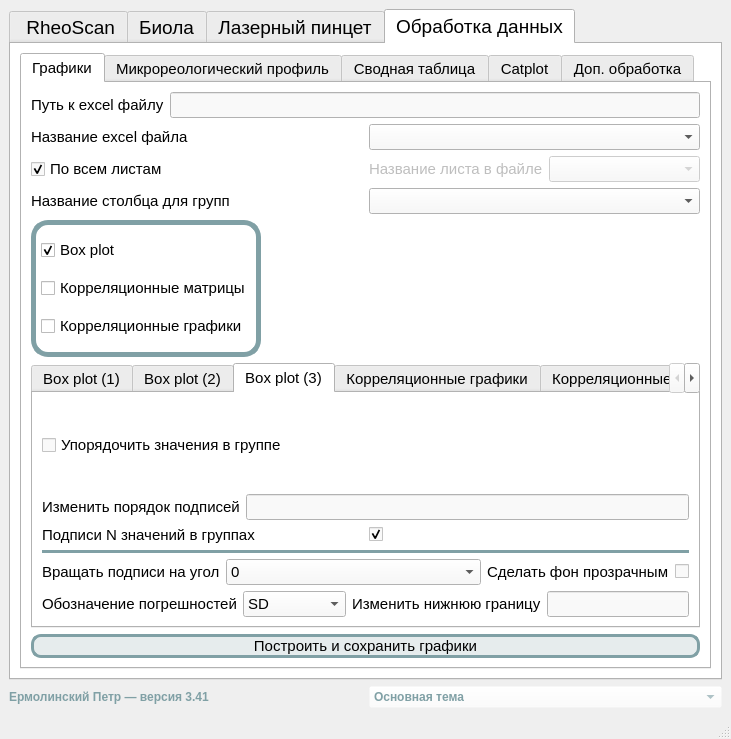
Old version of the form ui_main.ui in the repository Petr-Ermolinskiy/Laboratory-Data-Processing-App.
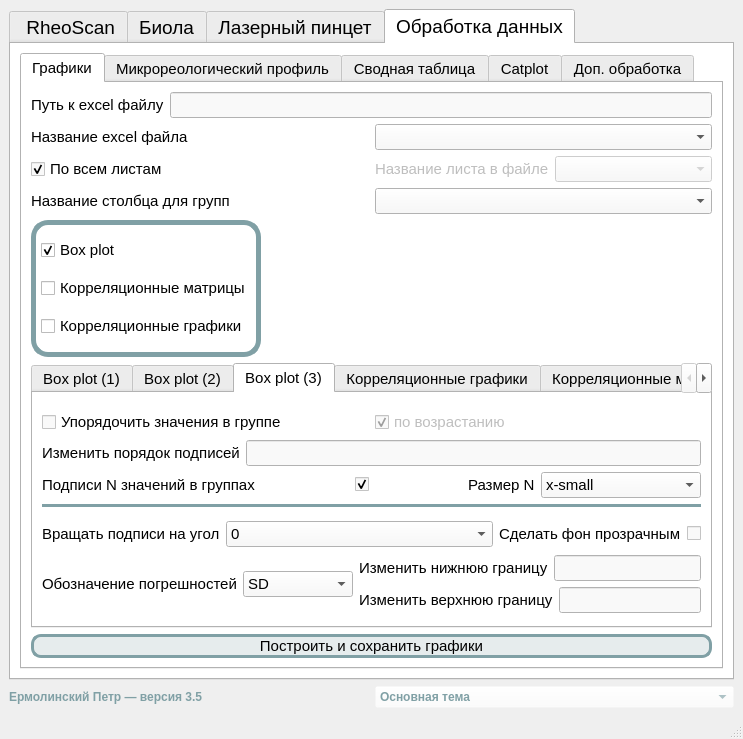
New version of the form. The open tabs and pages were chosen to show the change. Icons and pictures are not drawn.

Diff of the .ui file:
```diff
--- a/ui_main.ui
+++ b/ui_main.ui
@@ -6,7 +6,7 @@
    <rect>
     <x>0</x>
     <y>0</y>
-    <width>728</width>
+    <width>743</width>
     <height>739</height>
    </rect>
   </property>
@@ -32,7 +32,7 @@
        <string notr="true">color: rgb(128, 160, 165);</string>
       </property>
       <property name="text">
-       <string>Ермолинский Петр — версия 3.41</string>
+       <string>Ермолинский Петр — версия 3.5</string>
       </property>
      </widget>
     </item>
@@ -4865,34 +4865,77 @@
                  <layout class="QGridLayout" name="gridLayout_7">
                   <item row="0" column="0">
                    <layout class="QVBoxLayout" name="verticalLayout_18">
+                    <property name="topMargin">
+                     <number>6</number>
+                    </property>
+                    <property name="bottomMargin">
+                     <number>6</number>
+                    </property>
                     <item>
-                     <widget class="QCheckBox" name="check_sort_or_not">
-                      <property name="sizePolicy">
-                       <sizepolicy hsizetype="Minimum" vsizetype="Preferred">
-                        <horstretch>0</horstretch>
-                        <verstretch>0</verstretch>
-                       </sizepolicy>
-                      </property>
-                      <property name="font">
-                       <font>
-                        <pointsize>11</pointsize>
-                       </font>
-                      </property>
-                      <property name="toolTip">
-                       <string>Без флажка порядок будет таким, какой он в таблице</string>
-                      </property>
-                      <property name="text">
-                       <string>Упорядочить значения в группе</string>
-                      </property>
-                      <property name="checked">
-                       <bool>false</bool>
-                      </property>
-                     </widget>
+                     <layout class="QHBoxLayout" name="horizontalLayout_144">
+                      <item>
+                       <widget class="QCheckBox" name="check_sort_or_not">
+                        <property name="sizePolicy">
+                         <sizepolicy hsizetype="Minimum" vsizetype="Fixed">
+                          <horstretch>0</horstretch>
+                          <verstretch>0</verstretch>
+                         </sizepolicy>
+                        </property>
+                        <property name="font">
+                         <font>
+                          <pointsize>11</pointsize>
+                         </font>
+                        </property>
+                        <property name="toolTip">
+                         <string>Без флажка порядок будет таким, какой он в таблице</string>
+                        </property>
+                        <property name="text">
+                         <string>Упорядочить значения в группе</string>
+                        </property>
+                        <property name="checked">
+                         <bool>false</bool>
+                        </property>
+                       </widget>
+                      </item>
+                      <item>
+                       <widget class="QCheckBox" name="check_sort_or_not_ascending">
+                        <property name="enabled">
+                         <bool>false</bool>
+                        </property>
+                        <property name="sizePolicy">
+                         <sizepolicy hsizetype="Minimum" vsizetype="Fixed">
+                          <horstretch>0</horstretch>
+                          <verstretch>0</verstretch>
+                         </sizepolicy>
+                        </property>
+                        <property name="font">
+                         <font>
+                          <pointsize>11</pointsize>
+                         </font>
+                        </property>
+                        <property name="toolTip">
+                         <string>Без флажка порядок будет таким, какой он в таблице</string>
+                        </property>
+                        <property name="text">
+                         <string>по возрастанию</string>
+                        </property>
+                        <property name="checked">
+                         <bool>true</bool>
+                        </property>
+                       </widget>
+                      </item>
+                     </layout>
                     </item>
                     <item>
                      <layout class="QHBoxLayout" name="horizontalLayout_81">
                       <item>
                        <widget class="QLabel" name="lb_del_hue_6">
+                        <property name="sizePolicy">
+                         <sizepolicy hsizetype="Preferred" vsizetype="Fixed">
+                          <horstretch>0</horstretch>
+                          <verstretch>0</verstretch>
+                         </sizepolicy>
+                        </property>
                         <property name="font">
                          <font>
                           <pointsize>11</pointsize>
@@ -4921,40 +4964,110 @@
                      </layout>
                     </item>
                     <item>
-                     <layout class="QHBoxLayout" name="horizontalLayout_60">
+                     <layout class="QHBoxLayout" name="horizontalLayout_146">
                       <item>
-                       <widget class="QLabel" name="lb_stattest_3">
-                        <property name="font">
-                         <font>
-                          <pointsize>11</pointsize>
-                         </font>
-                        </property>
-                        <property name="toolTip">
-                         <string>Кол-во образцов в каждой группе -- подпись снизу</string>
-                        </property>
-                        <property name="text">
-                         <string>Подписи N значений в группах</string>
-                        </property>
-                       </widget>
+                       <layout class="QHBoxLayout" name="horizontalLayout_60">
+                        <item>
+                         <widget class="QLabel" name="lb_stattest_3">
+                          <property name="font">
+                           <font>
+                            <pointsize>11</pointsize>
+                           </font>
+                          </property>
+                          <property name="toolTip">
+                           <string>Кол-во образцов в каждой группе -- подпись снизу</string>
+                          </property>
+                          <property name="text">
+                           <string>Подписи N значений в группах</string>
+                          </property>
+                         </widget>
+                        </item>
+                        <item>
+                         <widget class="QCheckBox" name="check_N_">
+                          <property name="enabled">
+                           <bool>true</bool>
+                          </property>
+                          <property name="sizePolicy">
+                           <sizepolicy hsizetype="Fixed" vsizetype="Fixed">
+                            <horstretch>0</horstretch>
+                            <verstretch>0</verstretch>
+                           </sizepolicy>
+                          </property>
+                          <property name="text">
+                           <string/>
+                          </property>
+                          <property name="checked">
+                           <bool>true</bool>
+                          </property>
+                         </widget>
+                        </item>
+                       </layout>
                       </item>
                       <item>
-                       <widget class="QCheckBox" name="check_N_">
-                        <property name="enabled">
-                         <bool>true</bool>
-                        </property>
-                        <property name="sizePolicy">
-                         <sizepolicy hsizetype="Minimum" vsizetype="Fixed">
-                          <horstretch>0</horstretch>
-                          <verstretch>0</verstretch>
-                         </sizepolicy>
-                        </property>
-                        <property name="text">
-                         <string/>
-                        </property>
-                        <property name="checked">
-                         <bool>true</bool>
-                        </property>
-                       </widget>
+                       <layout class="QHBoxLayout" name="horizontalLayout_145">
+                        <item alignment="Qt::AlignRight">
+                         <widget class="QLabel" name="lb__altern_heposisis_5">
+                          <property name="enabled">
+                           <bool>true</bool>
+                          </property>
+                          <property name="font">
+                           <font>
+                            <pointsize>11</pointsize>
+                           </font>
+                          </property>
+                          <property name="text">
+                           <string>Размер N</string>
+                          </property>
+                         </widget>
+                        </item>
+                        <item>
+                         <widget class="QComboBox" name="comboBox_box_check_N_">
+                          <property name="enabled">
+                           <bool>true</bool>
+                          </property>
+                          <property name="font">
+                           <font>
+                            <pointsize>11</pointsize>
+                           </font>
+                          </property>
+                          <item>
+                           <property name="text">
+                            <string>x-small</string>
+                           </property>
+                          </item>
+                          <item>
+                           <property name="text">
+                            <string>small</string>
+                           </property>
+                          </item>
+                          <item>
+                           <property name="text">
+                            <string>medium</string>
+                           </property>
+                          </item>
+                          <item>
+                           <property name="text">
+                            <string>large</string>
+                           </property>
+                          </item>
+                          <item>
+                           <property name="text">
+                            <string>x-large</string>
+                           </property>
+                          </item>
+                          <item>
+                           <property name="text">
+                            <string>xx-large</string>
+                           </property>
+                          </item>
+                          <item>
+                           <property name="text">
+                            <string>xx-small</string>
+                           </property>
+                          </item>
+                         </widget>
+                        </item>
+                       </layout>
                       </item>
                      </layout>
                     </item>
@@ -5200,36 +5313,74 @@
                      </layout>
                     </item>
                     <item>
-                     <layout class="QHBoxLayout" name="horizontalLayout_16">
+                     <layout class="QVBoxLayout" name="verticalLayout_51">
                       <item>
-                       <widget class="QLabel" name="lb_bottom_lim">
-                        <property name="sizePolicy">
-                         <sizepolicy hsizetype="Preferred" vsizetype="Fixed">
-                          <horstretch>0</horstretch>
-                          <verstretch>0</verstretch>
-                         </sizepolicy>
-                        </property>
-                        <property name="font">
-                         <font>
-                          <pointsize>11</pointsize>
-                         </font>
-                        </property>
-                        <property name="text">
-                         <string>Изменить нижнюю границу</string>
-                        </property>
-                       </widget>
+                       <layout class="QHBoxLayout" name="horizontalLayout_16">
+                        <item>
+                         <widget class="QLabel" name="lb_bottom_lim">
+                          <property name="sizePolicy">
+                           <sizepolicy hsizetype="Preferred" vsizetype="Fixed">
+                            <horstretch>0</horstretch>
+                            <verstretch>0</verstretch>
+                           </sizepolicy>
+                          </property>
+                          <property name="font">
+                           <font>
+                            <pointsize>11</pointsize>
+                           </font>
+                          </property>
+                          <property name="text">
+                           <string>Изменить нижнюю границу</string>
+                          </property>
+                         </widget>
+                        </item>
+                        <item>
+                         <widget class="QLineEdit" name="bottom_lim">
+                          <property name="font">
+                           <font>
+                            <pointsize>11</pointsize>
+                           </font>
+                          </property>
+                          <property name="toolTip">
+                           <string>Ввести число</string>
+                          </property>
+                         </widget>
+                        </item>
+                       </layout>
                       </item>
                       <item>
-                       <widget class="QLineEdit" name="bottom_lim">
-                        <property name="font">
-                         <font>
-                          <pointsize>11</pointsize>
-                         </font>
-                        </property>
-                        <property name="toolTip">
-                         <string>Ввести число</string>
-                        </property>
-                       </widget>
+                       <layout class="QHBoxLayout" name="horizontalLayout_139">
+                        <item>
+                         <widget class="QLabel" name="lb_bottom_lim_2">
+                          <property name="sizePolicy">
+                           <sizepolicy hsizetype="Preferred" vsizetype="Fixed">
+                            <horstretch>0</horstretch>
+                            <verstretch>0</verstretch>
+                           </sizepolicy>
+                          </property>
+                          <property name="font">
+                           <font>
+                            <pointsize>11</pointsize>
+                           </font>
+                          </property>
+                          <property name="text">
+                           <string>Изменить верхнюю границу</string>
+                          </property>
+                         </widget>
+                        </item>
+                        <item>
+                         <widget class="QLineEdit" name="upper_lim">
+                          <property name="font">
+                           <font>
+                            <pointsize>11</pointsize>
+                           </font>
+                          </property>
+                          <property name="toolTip">
+                           <string>Ввести число</string>
+                          </property>
+                         </widget>
+                        </item>
+                       </layout>
                       </item>
                      </layout>
                     </item>
```
Left out of the diff: 487 changed lines with no effect on the pictures.
